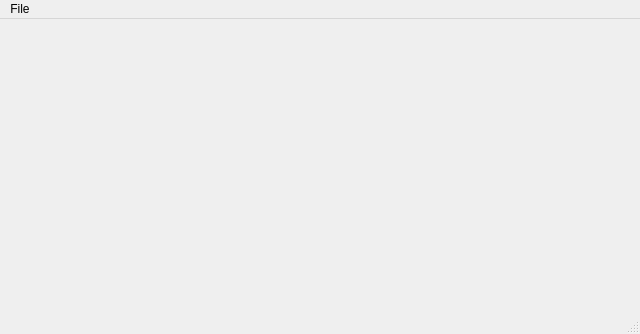
Above: mainwindow.ui from sitnin/JSONView before the change. Below: the same form after it.
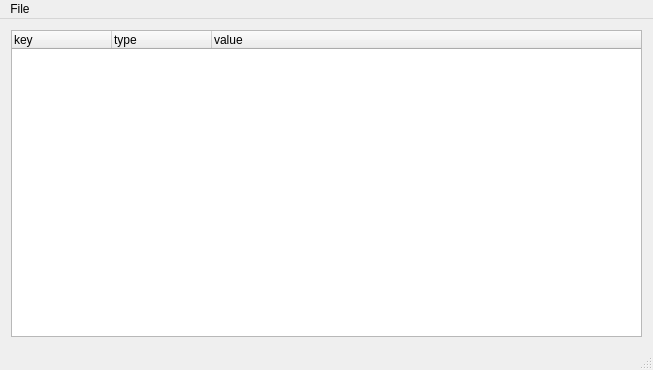
That is the form after the change.

Patch:
```diff
--- a/mainwindow.ui
+++ b/mainwindow.ui
@@ -6,20 +6,45 @@
    <rect>
     <x>0</x>
     <y>0</y>
-    <width>640</width>
-    <height>334</height>
+    <width>653</width>
+    <height>370</height>
    </rect>
   </property>
   <property name="windowTitle">
    <string>JSONView</string>
   </property>
-  <widget class="QWidget" name="centralWidget"/>
+  <widget class="QWidget" name="centralWidget">
+   <layout class="QGridLayout" name="gridLayout">
+    <item row="0" column="1">
+     <widget class="QTreeWidget" name="treeWidget">
+      <property name="columnCount">
+       <number>3</number>
+      </property>
+      <column>
+       <property name="text">
+        <string>key</string>
+       </property>
+      </column>
+      <column>
+       <property name="text">
+        <string>type</string>
+       </property>
+      </column>
+      <column>
+       <property name="text">
+        <string>value</string>
+       </property>
+      </column>
+     </widget>
+    </item>
+   </layout>
+  </widget>
   <widget class="QMenuBar" name="menuBar">
    <property name="geometry">
     <rect>
      <x>0</x>
      <y>0</y>
-     <width>640</width>
+     <width>653</width>
      <height>20</height>
     </rect>
    </property>
```
